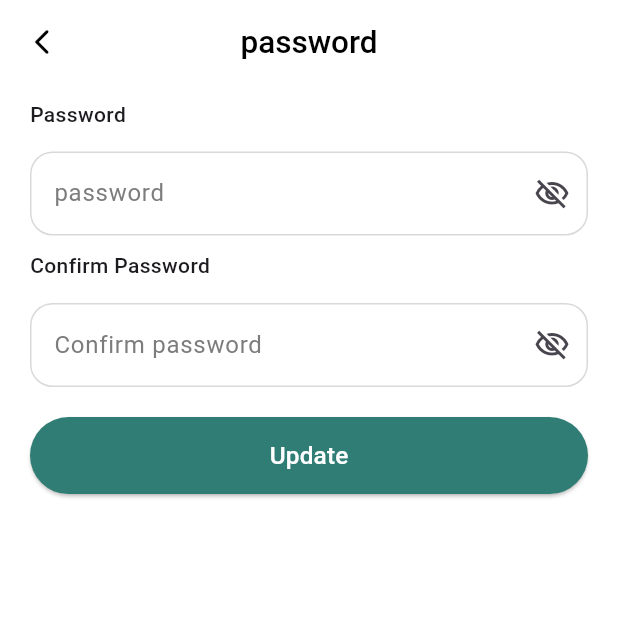
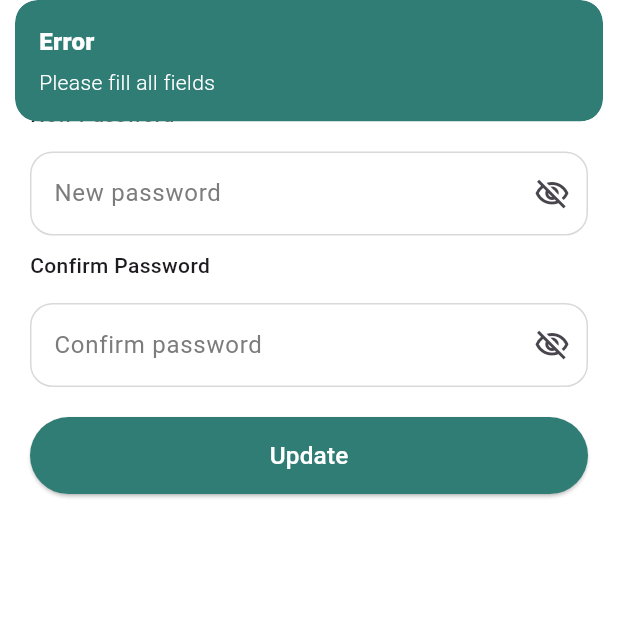
Before and after one commit to MuhammadHassan0184/spendigo, a Flutter app: the PasswordScreen screen opened by its route, after a tap on "Update", on a phone screen of 412 x 824 dp, the top half of it. Run offline on Flutter 3.47's test engine with Material 3 defaults, Android fonts, the phone set to English and light mode, and no system bars; our stand-ins replace cloud_firestore, firebase_auth, firebase_core, fl_chart, flutter_screenutil, flutter_svg and 4 more; accounts and stored records are empty; project files that could hold a hidden picture were left out.

Commit message:
password update successful

```diff
--- a/lib/config/routes/routes.dart
+++ b/lib/config/routes/routes.dart
@@ -35,7 +35,7 @@ class AppRoutes {
     GetPage(name: AppRoutesName.budgets, page: () => const BudgetsScreen()),
     GetPage(name: AppRoutesName.profile, page: () => const ProfileScreen()),
     GetPage(name: AppRoutesName.profileDetail, page: () => const ProfileDetail()),
-    GetPage(name: AppRoutesName.password, page: () => const PasswordScreen()),
+    GetPage(name: AppRoutesName.password, page: () => PasswordScreen()),
     GetPage(name: AppRoutesName.forgotPassword, page: () => const ForgotPassword()),
     GetPage(name: AppRoutesName.addTransaction, page: () => AddTransaction()),
     GetPage(name: AppRoutesName.createWallet, page: () => CreateWallet()),
--- /dev/null
+++ b/lib/controller/Auth_controller/password_controller.dart
@@ -0,0 +1,68 @@
+import 'package:firebase_auth/firebase_auth.dart';
+import 'package:flutter/material.dart';
+import 'package:get/get.dart';
+import 'package:spendigo/config/colors.dart';
+import 'package:spendigo/config/routes/routes_name.dart';
+
+class PasswordController extends GetxController {
+  final passwordController = TextEditingController();
+  final confirmPasswordController = TextEditingController();
+
+  RxBool isLoading = false.obs;
+
+  Future<void> updatePassword() async {
+    final password = passwordController.text.trim();
+    final confirm = confirmPasswordController.text.trim();
+
+    if (password.isEmpty || confirm.isEmpty) {
+      Get.snackbar(
+        "Error",
+        "Please fill all fields",
+        backgroundColor: AppColors.primary,
+        colorText: Colors.white,
+      );
+      return;
+    }
+
+    if (password != confirm) {
+      Get.snackbar(
+        "Error",
+        "Passwords do not match",
+        backgroundColor: AppColors.primary,
+        colorText: Colors.white,
+      );
+      return;
+    }
+
+    try {
+      isLoading.value = true;
+
+      final user = FirebaseAuth.instance.currentUser;
+
+      if (user != null) {
+        await user.updatePassword(password);
+      }
+
+      isLoading.value = false;
+
+      Get.snackbar(
+        "Success",
+        "Password updated successfully",
+        backgroundColor: AppColors.primary,
+        colorText: Colors.white,
+      );
+
+      // ✅ NAVIGATE TO PROFILE SCREEN
+      Get.offAllNamed(AppRoutesName.profile);
+    } catch (e) {
+      isLoading.value = false;
+
+      Get.snackbar(
+        "Error",
+        "Please login again to update password",
+        backgroundColor: AppColors.primary,
+        colorText: Colors.white,
+      );
+    }
+  }
+}
--- a/lib/view/profile/password_screen.dart
+++ b/lib/view/profile/password_screen.dart
@@ -1,36 +1,54 @@
 import 'package:flutter/material.dart';
+import 'package:get/get_core/src/get_main.dart';
+import 'package:get/get_instance/src/extension_instance.dart';
+import 'package:get/get_state_manager/src/rx_flutter/rx_obx_widget.dart';
 import 'package:spendigo/config/colors.dart';
+import 'package:spendigo/controller/Auth_controller/password_controller.dart';
 import 'package:spendigo/widgets/custom_app_bar.dart';
 import 'package:spendigo/widgets/custom_button.dart';
 import 'package:spendigo/widgets/custom_textfield.dart';
 
 class PasswordScreen extends StatelessWidget {
-  const PasswordScreen({super.key});
+  PasswordScreen({super.key});
+
+  final controller = Get.put(PasswordController());
 
   @override
   Widget build(BuildContext context) {
     return Scaffold(
       backgroundColor: AppColors.white,
-      appBar: CustomAppBar(title: "password", showBackButton: true),
+      appBar: CustomAppBar(title: "Password", showBackButton: true),
       body: SingleChildScrollView(
         child: Padding(
           padding: const EdgeInsets.symmetric(horizontal: 20),
           child: Column(
             children: [
-              SizedBox(height: 10),
+              const SizedBox(height: 10),
+
               CustomTextField(
-                label: "Password",
-                hintText: "password",
+                label: "New Password",
+                hintText: "New password",
                 isPassword: true,
+                controller: controller.passwordController,
               ),
-              SizedBox(height: 10),
+
+              const SizedBox(height: 10),
+
               CustomTextField(
                 label: "Confirm Password",
                 hintText: "Confirm password",
                 isPassword: true,
+                controller: controller.confirmPasswordController,
               ),
-              SizedBox(height: 20),
-              CustomButton(text: "Update", onPressed: () {}),
+
+              const SizedBox(height: 20),
+
+              Obx(() {
+                return CustomButton(
+                  text: controller.isLoading.value ? "Updating..." : "Update",
+                  onPressed: controller.updatePassword,
+                );
+              }),
             ],
           ),
         ),
```
